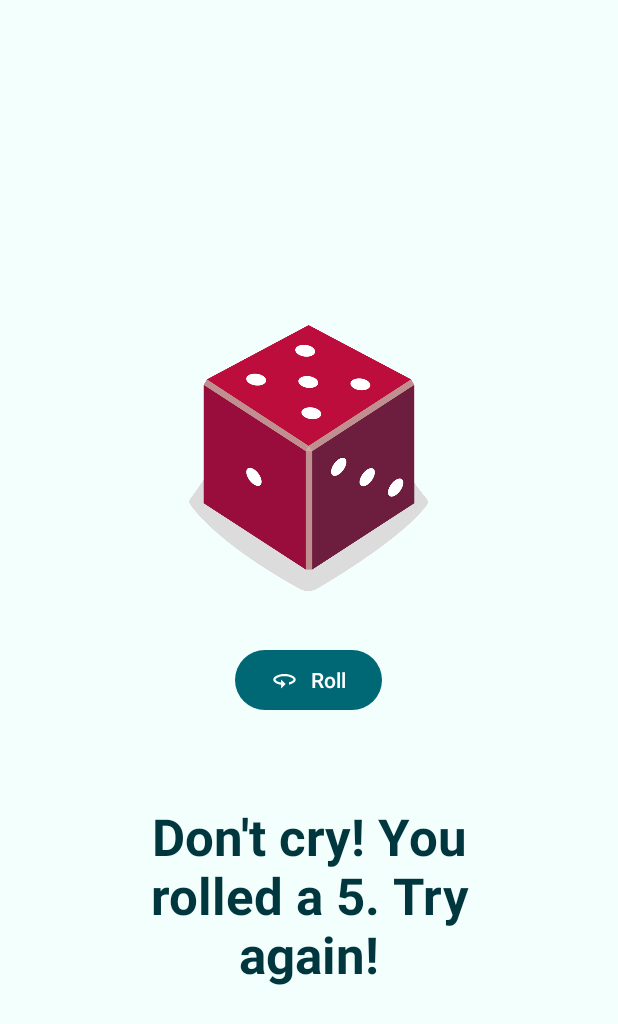
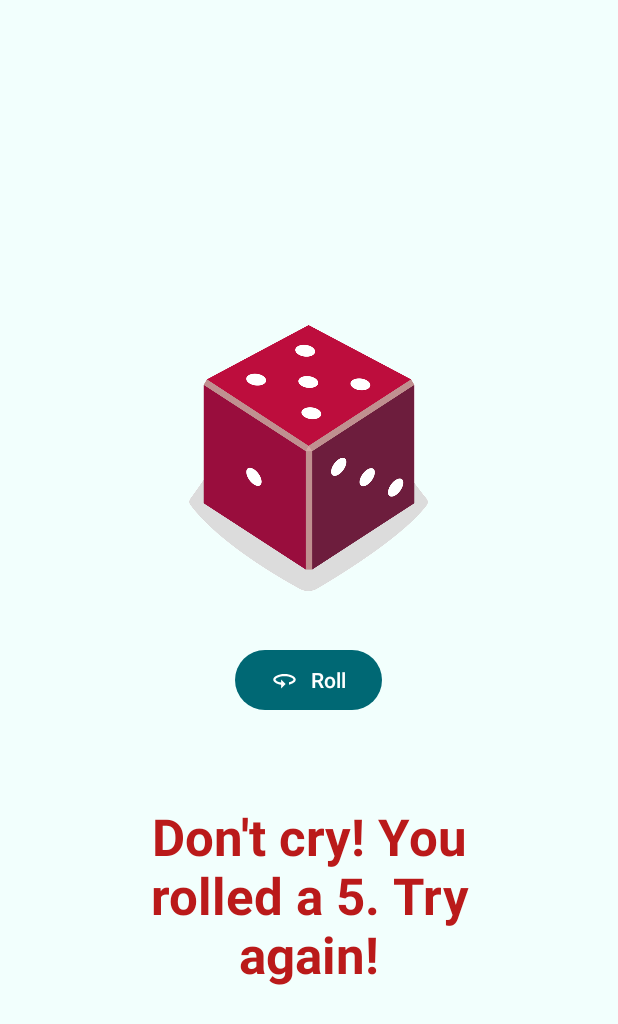
Before and after one commit to berila7/DiceRoller, an Android app: the screen it shows after launch (MainActivity), on a phone screen of 412 x 824 dp. Shown: the top 1024 px of the screen. Run offline under Robolectric (Android 15) with nearby library versions, the phone set to English and light mode, and no system bars.

Commit message:
add text color in the messages

```diff
--- a/app/src/main/java/com/example/diceroller/MainActivity.kt
+++ b/app/src/main/java/com/example/diceroller/MainActivity.kt
@@ -5,6 +5,7 @@ import android.widget.Button
 import android.widget.ImageView
 import android.widget.TextView
 import androidx.appcompat.app.AppCompatActivity
+import androidx.core.content.ContextCompat
 
 class MainActivity : AppCompatActivity() {
     private lateinit var rollBtn: Button
@@ -37,16 +38,35 @@ class MainActivity : AppCompatActivity() {
     }
     private fun winCheck(numsSides: Int) {
         val luckyNum = 6
+        var color = 0
         val greetingMessage: TextView = findViewById(R.id.textView2)
-        val resultText = when(numsSides) {
-            1 -> "So sorry! You rolled a 1. Try again!"
-            2 -> "Sadly, you rolled a 2. Try again!"
-            3 -> "Unfortunately, you rolled a 3. Try again!"
-            5 -> "Don't cry! You rolled a 5. Try again!"
-            luckyNum -> "You win!"
-            else -> "Apologies! You rolled a 4. Try again!"
+        when(numsSides) {
+            1 -> {
+                greetingMessage.text = "So sorry! You rolled a 1. Try again!"
+                color = R.color.md_theme_light_error
+            }
+            2 -> {
+                greetingMessage.text = "Sadly, you rolled a 2. Try again!"
+                color = R.color.md_theme_light_error
+            }
+            3 -> {
+                greetingMessage.text = "Unfortunately, you rolled a 3. Try again!"
+                color = R.color.md_theme_light_error
+            }
+            5 -> {
+                greetingMessage.text = "Don't cry! You rolled a 5. Try again!"
+                color = R.color.md_theme_light_error
+            }
+            luckyNum -> {
+                greetingMessage.text = "You win!"
+                color = R.color.md_theme_light_primary
+            }
+            else -> {
+                greetingMessage.text = "Apologies! You rolled a 4. Try again!"
+                color = R.color.md_theme_light_error
+            }
         }
-        greetingMessage.text = resultText
+        greetingMessage.setTextColor(ContextCompat.getColor(this, color))
     }
 }
 
```
